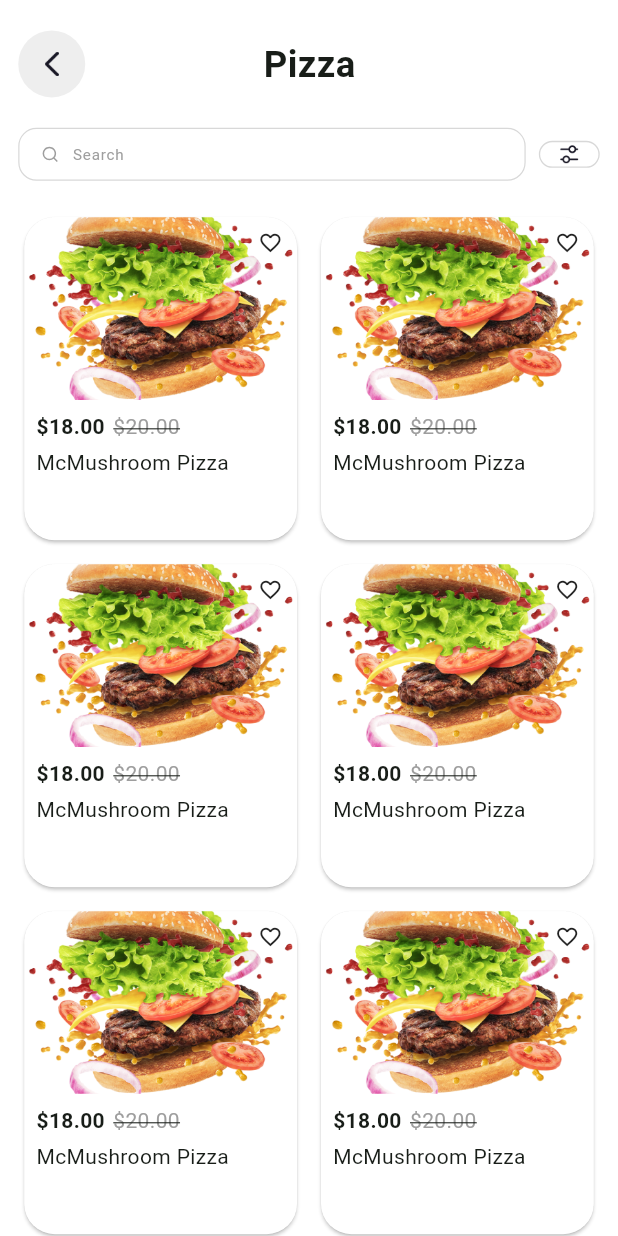
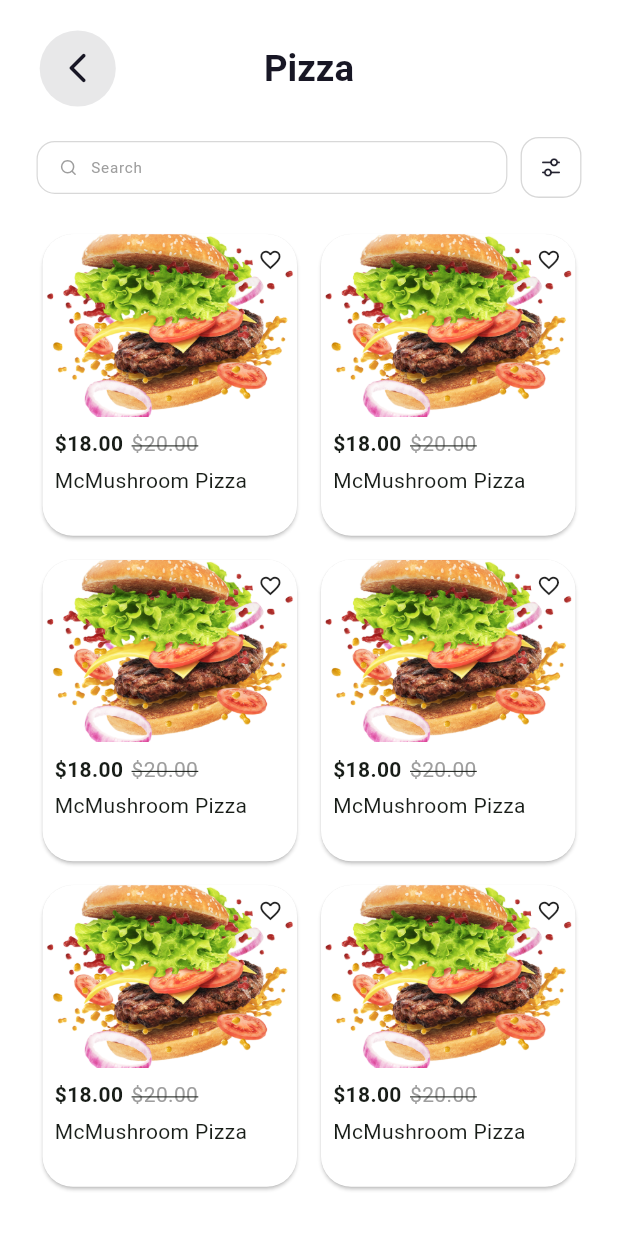
Before and after one commit to Apptesting7260/woye_userApp, a Flutter app: the CategoriesScreen screen opened directly, scrolled down 576 dp, after a tap on "Pizza", on a phone screen of 412 x 824 dp. Run offline on Flutter 3.47's test engine with Material 3 defaults, Android fonts, the phone set to English and light mode, and no system bars; our stand-ins replace connectivity_plus, country_code_picker, firebase_auth, firebase_core, flutter_screenutil, flutter_svg and 7 more; missing offline and left inert: otp_timer_button; accounts and stored records are empty; Roboto replaces fonts that are missing (Gilroy); project files that could hold a hidden picture were left out.

Commit message:
check updates

```diff
--- a/lib/presentation/Restaurants/Pages/Categories/Category_details/category_details_screen.dart
+++ b/lib/presentation/Restaurants/Pages/Categories/Category_details/category_details_screen.dart
@@ -1,9 +1,6 @@
-import 'package:flutter/material.dart';
 import 'package:woye_user/Core/Utils/app_export.dart';
 import 'package:woye_user/presentation/Restaurants/Pages/Categories/Category_details/Filter/filter_screen.dart';
-import 'package:woye_user/shared/theme/colors.dart';
 import 'package:woye_user/shared/widgets/custom_search_filter.dart';
-import 'package:woye_user/shared/widgets/customappbar.dart';
 
 class CategoryDetailsScreen extends StatelessWidget {
   const CategoryDetailsScreen({super.key});
@@ -11,95 +8,23 @@ class CategoryDetailsScreen extends StatelessWidget {
   @override
   Widget build(BuildContext context) {
     return Scaffold(
+      appBar: CustomAppBar(
+        title: Text(
+          "Pizza",
+          style: AppFontStyle.text_24_600(AppColors.darkText),
+        ),
+      ),
       body: Padding(
-        padding: REdgeInsets.symmetric(horizontal: 12),
+        padding: REdgeInsets.symmetric(horizontal: 24),
         child: Column(
           children: [
+            SearchBarWithFilter(
+              onFilterTap: () {
+                Get.to(FilterScreen());
+              },
+            ),
+
             hBox(20),
-
-
-            // Row(
-            //   mainAxisAlignment: MainAxisAlignment.spaceBetween,
-            //   children: [
-            //     InkWell(
-            //       onTap: () {
-            //         Navigator.pop(context);
-            //       },
-            //       child: Container(
-            //         width: 44.h,
-            //         height: 44.h,
-            //         decoration: BoxDecoration(
-            //           shape: BoxShape.circle,
-            //           color: Colors.grey.shade200,
-            //         ),
-            //         child: Center(
-            //           child: Image.asset("assets/images/back.png", scale: 4),
-            //         ),
-            //       ),
-            //     ),
-            //     Text(
-            //       "Pizza",
-            //       style: TextStyle(
-            //         fontSize: 24.sp,
-            //         fontWeight: FontWeight.bold,
-            //       ),
-            //     ),
-            //     wBox(44) // Empty space to balance the layout
-            //   ],
-            // ),
-
-            CustomAppBar1(title: 'Pizza',),
-            hBox(20),
-
-            // Search bar and Filter Icon
-            // Row(
-            //   children: [
-            //     Expanded(
-            //       child: Opacity(
-            //         opacity: .3,
-            //         child: Container(
-            //           height: 60.h,
-            //           child: TextField(
-            //             decoration: InputDecoration(
-            //               hintText: "Search",
-            //               prefixIcon: Icon(Icons.search),
-            //               border: OutlineInputBorder(
-            //                   borderRadius: BorderRadius.circular(15.r),
-            //                   borderSide: BorderSide(width: 1.w,color: AppColors.hintText)
-            //               ),
-            //               filled: true,
-            //               fillColor: Colors.white
-            //             ),
-            //           ),
-            //         ),
-            //       ),
-            //     ),
-            //     wBox(8),
-            //     Opacity(
-            //       opacity: .3,
-            //       child: InkWell(
-            //         onTap: (){
-            //           Get.to(FilterScreen());
-            //         },
-            //         child: Container(
-            //           width: 60.h,
-            //           height: 60.h,
-            //           decoration: BoxDecoration(
-            //             borderRadius: BorderRadius.circular(15.r),
-            //             border: Border.all(width: 1.w,color: AppColors.hintText)
-            //           ),
-            //           child: Center(
-            //             child: Image.asset("assets/images/filter.png", scale: 4),
-            //           ),
-            //         ),
-            //       ),
-            //     ),
-            //   ],
-            // ),
-
-            SearchBarWithFilter(onFilterTap: () {  Get.to(FilterScreen()); },),
-
-           hBox(20),
 
             // Pizza listing
             Expanded(
@@ -166,7 +91,8 @@ class PizzaItem extends StatelessWidget {
               children: [
                 Row(
                   children: [
-                    Text("\$18.00", style: TextStyle(fontWeight: FontWeight.bold)),
+                    Text("\$18.00",
+                        style: TextStyle(fontWeight: FontWeight.bold)),
                     wBox(5),
                     Text(
                       "\$20.00",
--- a/lib/presentation/Restaurants/Pages/Categories/categories_screen.dart
+++ b/lib/presentation/Restaurants/Pages/Categories/categories_screen.dart
@@ -7,26 +7,26 @@ class CategoriesScreen extends StatelessWidget {
   @override
   Widget build(BuildContext context) {
     return Scaffold(
-      appBar: CustomAppBar(),
+      appBar: CustomAppBar(
+        isLeading: false,
+        isActions: true,
+        title: Text(
+          "Categories",
+          style: AppFontStyle.text_28_600(AppColors.darkText),
+        ),
+      ),
       body: Padding(
         padding: REdgeInsets.all(16.0),
         child: Column(
           children: [
-            // Search bar
-            TextField(
-              decoration: InputDecoration(
-                hintText: "Search",
-                prefixIcon: Icon(Icons.search),
-                border: OutlineInputBorder(
-                    borderRadius: BorderRadius.circular(15.r),
-                    borderSide: BorderSide(
-                        width: 1.w, color: AppColors.textFieldBorder)),
+            CustomTextFormField(
+              hintText: "Search",
+              prefix: SvgPicture.asset(
+                "assets/svg/search.svg",
+                height: 20,
               ),
             ),
-
             hBox(20),
-
-            // Category list
             Expanded(
               child: ListView.separated(
                 itemCount: 20,
@@ -38,21 +38,21 @@ class CategoriesScreen extends StatelessWidget {
                     child: Container(
                       decoration: BoxDecoration(
                           border: Border.all(
-                              width: 1.w, color: AppColors.lightPrimary),
+                              width: 0.8.w, color: AppColors.lightPrimary),
                           borderRadius: BorderRadius.circular(15.r)),
                       child: Padding(
-                        padding: REdgeInsets.symmetric(horizontal: 16.0),
+                        padding: REdgeInsets.only(left: 10, right: 15),
                         child: Row(
                           mainAxisAlignment: MainAxisAlignment.spaceBetween,
                           children: [
-                            Container(
+                            SizedBox(
                               height: 100.h,
                               child: Row(
                                 children: [
                                   Container(
                                     child: Image.asset(
-                                      "assets/images/burger.png",
-                                      scale: 10,
+                                      "assets/images/pizza.png",
+                                      height: 80.h,
                                       fit: BoxFit.fill,
                                     ),
                                     decoration: BoxDecoration(
@@ -61,8 +61,12 @@ class CategoriesScreen extends StatelessWidget {
                                     height: 80.h,
                                     width: 80.w,
                                   ),
-                                  wBox(10),
-                                  Text('Pizza')
+                                  wBox(20),
+                                  Text(
+                                    'Pizza',
+                                    style: AppFontStyle.text_18_400(
+                                        AppColors.darkText),
+                                  )
                                 ],
                               ),
                             ),
--- a/lib/shared/widgets/custom_app_bar.dart
+++ b/lib/shared/widgets/custom_app_bar.dart
@@ -2,25 +2,30 @@ import 'package:woye_user/core/utils/app_export.dart';
 
 class CustomAppBar extends StatelessWidget implements PreferredSizeWidget {
   final Widget? leading;
-  final String? title;
+  final Text? title;
   final List<Widget>? actions;
-  final bool? backEnabled;
+  final bool isLeading;
   final double? leadingWidth;
+  final bool? centetTitle;
+  final bool isActions;
 
   const CustomAppBar(
       {super.key,
       this.leading,
       this.title,
       this.actions,
-      this.backEnabled,
-      this.leadingWidth});
+      this.isLeading = true,
+      this.leadingWidth,
+      this.centetTitle,
+      this.isActions = false});
   @override
   Widget build(BuildContext context) {
     return Padding(
       padding: REdgeInsets.symmetric(horizontal: 24),
       child: AppBar(
         automaticallyImplyLeading: false,
-        leading: leading ??
+        leading: isLeading
+            ? leading ??
                 GestureDetector(
                   onTap: () {
                     Get.back();
@@ -36,10 +41,29 @@ class CustomAppBar extends StatelessWidget implements PreferredSizeWidget {
                       ),
                     ),
                   ),
-            ),
+                )
+            : null,
+        titleSpacing: 0,
+        centerTitle: isLeading,
+        title: title,
         leadingWidth: leadingWidth ?? 50.w,
         toolbarHeight: 90.h,
-        actions: actions,
+        actions: actions ??
+            (isActions
+                ? [
+                    Container(
+                      padding: REdgeInsets.all(9),
+                      height: 44.h,
+                      width: 44.h,
+                      decoration: BoxDecoration(
+                          color: AppColors.greyBackground,
+                          borderRadius: BorderRadius.circular(12.r)),
+                      child: SvgPicture.asset(
+                        ImageConstants.notification,
+                      ),
+                    ),
+                  ]
+                : []),
         backgroundColor: Colors.transparent,
         surfaceTintColor: Colors.transparent,
       ),
--- a/lib/shared/widgets/custom_form_field.dart
+++ b/lib/shared/widgets/custom_form_field.dart
@@ -114,12 +114,13 @@ class CustomTextFormField extends StatelessWidget {
         hintText: hintText ?? "",
         hintStyle: hintStyle ?? AppFontStyle.text_14_400(AppColors.hintText),
         prefixIcon: prefix,
-        prefixIconConstraints: prefixConstraints,
+        prefixIconConstraints:
+            prefixConstraints ?? BoxConstraints(minWidth: 50.w),
         suffixIcon: suffix,
         suffixIconConstraints: suffixConstraints,
         isDense: true,
         contentPadding: contentPadding ??
-            REdgeInsets.symmetric(vertical: 18, horizontal: 20),
+            REdgeInsets.symmetric(vertical: 15, horizontal: 20),
         fillColor: fillColor ?? Colors.transparent,
         filled: filled,
         border: borderDecoration ??
--- a/lib/shared/widgets/custom_search_filter.dart
+++ b/lib/shared/widgets/custom_search_filter.dart
@@ -16,6 +16,7 @@ class SearchBarWithFilter extends StatelessWidget {
       children: [
         Expanded(
           child: CustomTextFormField(
+            // height: 40,
             borderDecoration: OutlineInputBorder(
                 borderRadius: BorderRadius.circular(12.r),
                 borderSide:
@@ -46,6 +47,7 @@ class SearchBarWithFilter extends StatelessWidget {
           onTap: onFilterTap,
           child: Container(
             width: 40.h,
+            height: 40.h,
             decoration: BoxDecoration(
               borderRadius: BorderRadius.circular(12.r),
               border: Border.all(
```
Also changed, not shown: assets/images/pizza.png (added). Lines whose indentation alone changed are shown as unchanged.
